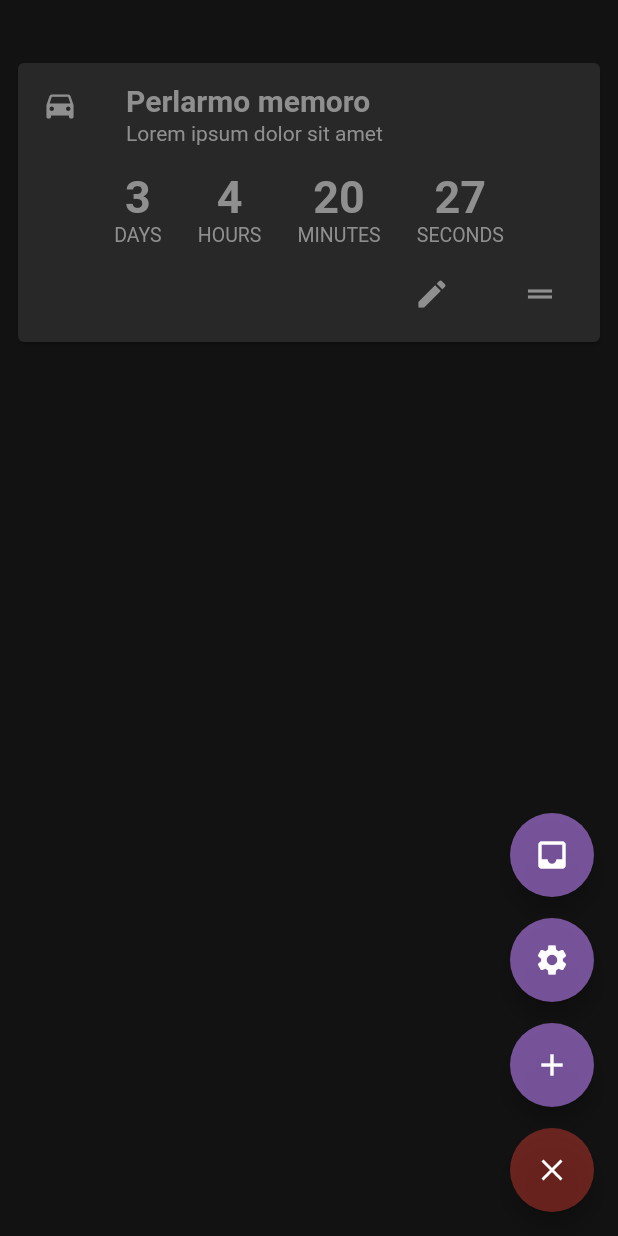
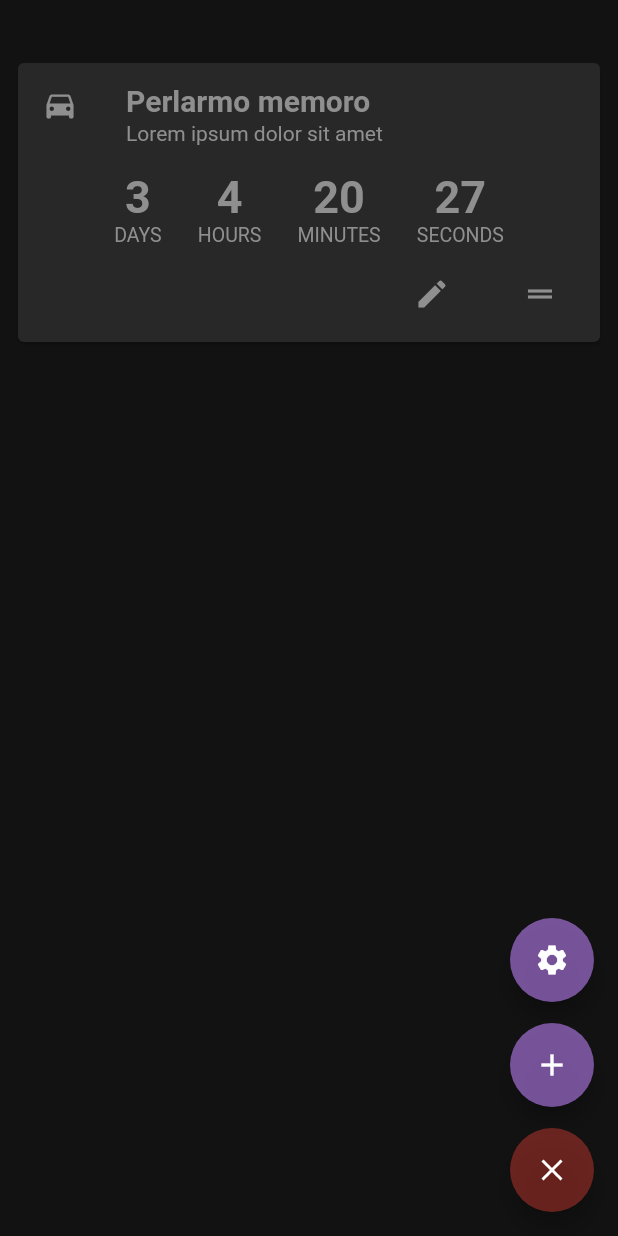
Before and after one commit to t0ffifee/countr, a Flutter app: the screen it shows after launch, after a tap on the "add" icon, on a phone screen of 412 x 824 dp. Run offline on Flutter 3.47's test engine with Material 2 defaults, Android fonts, the phone set to English and light mode, and no system bars.

Commit message:
file renaming and import changes

```diff
--- a/lib/countdown_page.dart
+++ b/lib/screens/countdown_page.dart
@@ -1,5 +1,4 @@
 import 'package:flutter/material.dart';
-// import 'package:google_fonts/google_fonts.dart';
 
 Color lightPurple = Color.fromRGBO(190, 129, 248, 1);
 Color backgroundBlack = Color.fromRGBO(18, 18, 18, 1);
--- a/lib/fancy_fab.dart
+++ b/lib/widgets/FancyFab.dart
@@ -1,5 +1,7 @@
-import 'package:countdown_app/countdown_page.dart';
 import 'package:flutter/material.dart';
+import '../screens/countdown_page.dart';
+import '../screens/create_page.dart';
+import '../screens/settings_page.dart';
 
 Color ligthPurple = Color.fromRGBO(190, 129, 248, 1);
 
@@ -73,13 +75,16 @@ class _FancyFabState extends State<FancyFab>
     isOpened = !isOpened;
   }
 
-  Widget add() {
+  Widget add(BuildContext context) {
     return Container(
       child: FloatingActionButton(
         heroTag: 'add',
         backgroundColor: ligthPurple.withAlpha(150),
         onPressed: () {
-          print("Add event pressed");
+          Navigator.push(
+            context,
+            MaterialPageRoute(builder: (context) => CreatePage()),
+          );
         },
         tooltip: 'Add event',
         child: Icon(Icons.add),
@@ -87,7 +92,7 @@ class _FancyFabState extends State<FancyFab>
     );
   }
 
-  Widget settings() {
+  Widget settings(BuildContext context) {
     return Container(
       child: FloatingActionButton(
         heroTag: 'settings',
@@ -101,24 +106,10 @@ class _FancyFabState extends State<FancyFab>
     );
   }
 
-  Widget inbox() {
-    return Container(
-      child: FloatingActionButton(
-        heroTag: 'settings',
-        backgroundColor: ligthPurple.withAlpha(150),
-        onPressed: () {
-          print("Inbox pressed");
-        },
-        tooltip: 'Inbox',
-        child: Icon(Icons.inbox),
-      ),
-    );
-  }
-
   Widget toggle() {
     return Container(
       child: FloatingActionButton(
-        heroTag: 'settings',
+        heroTag: 'toggle',
         backgroundColor: _buttonColor.value,
         onPressed: animate,
         tooltip: 'Toggle',
@@ -138,18 +129,10 @@ class _FancyFabState extends State<FancyFab>
         Transform(
           transform: Matrix4.translationValues(
             0.0,
-            _translateButton.value * 3.0,
-            0.0,
-          ),
-          child: inbox(),
-        ),
-        Transform(
-          transform: Matrix4.translationValues(
-            0.0,
             _translateButton.value * 2.0,
             0.0,
           ),
-          child: settings(),
+          child: settings(context),
         ),
         Transform(
           transform: Matrix4.translationValues(
@@ -157,7 +140,7 @@ class _FancyFabState extends State<FancyFab>
             _translateButton.value,
             0.0,
           ),
-          child: add(),
+          child: add(context),
         ),
         toggle(),
       ],
--- a/pubspec.yaml
+++ b/pubspec.yaml
@@ -18,7 +18,7 @@ publish_to: 'none' # Remove this line if you wish to publish to pub.dev
 version: 1.0.0+1
 
 environment:
-  sdk: ">=2.7.0 <3.0.0"
+  sdk: ">=2.8.0 <3.0.0"
 
 dependencies:
   flutter:
```
Also changed, not shown: lib/event.dart (deleted, +0 -26 lines), lib/main.dart (+3 -4 lines), lib/screens/create_page.dart (renamed from lib/create_page.dart), lib/screens/settings_page.dart (added), lib/widgets/EventCard.dart (added), lib/widgets/eventCard.dart (deleted), pubspec.lock, 1 other file.
